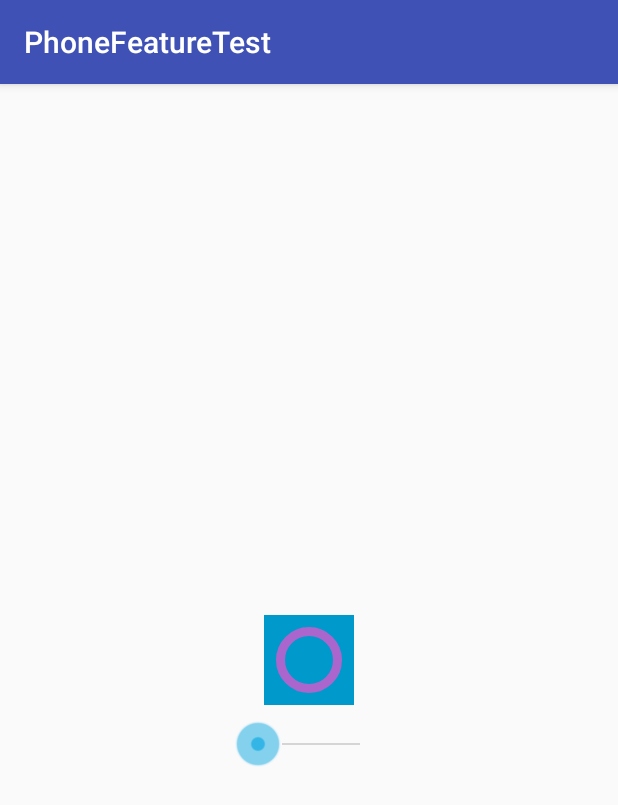
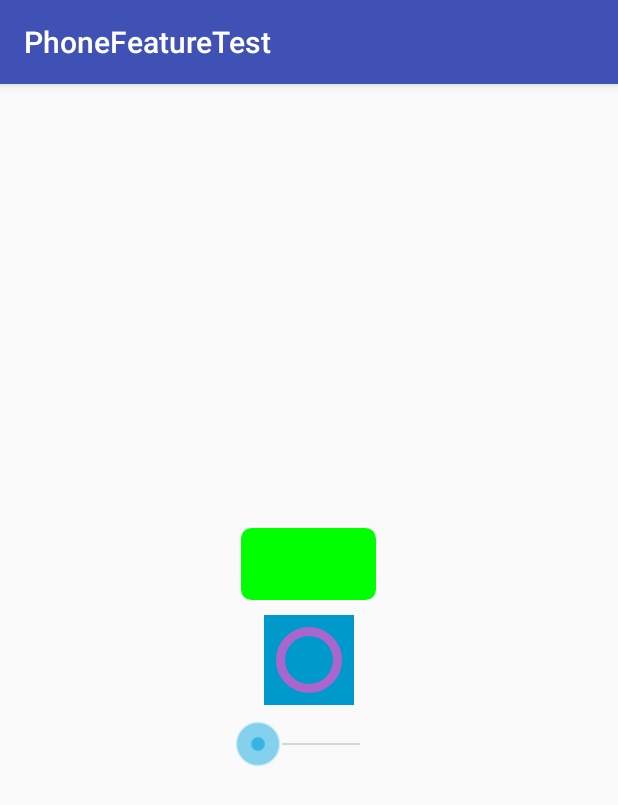
Before and after one commit to SummerRock/PhoneFeatureTest, an Android app: the ProgressBarTestActivity screen opened directly, with no data from a screen before it, on a phone screen of 412 x 824 dp. Shown: the top 805 px of the screen. Run offline under Robolectric (Android 15) with nearby library versions, the phone set to English and light mode, and no system bars.

Commit message:
add code

```diff
--- a/app/src/main/java/com/example/yanxia/phonefeaturetest/testactivity/ProgressBarTestActivity.java
+++ b/app/src/main/java/com/example/yanxia/phonefeaturetest/testactivity/ProgressBarTestActivity.java
@@ -6,6 +6,7 @@ import android.widget.SeekBar;
 
 import com.example.yanxia.phonefeaturetest.R;
 import com.example.yanxia.phonefeaturetest.widget.CircleProgressBar;
+import com.example.yanxia.phonefeaturetest.widget.ProgressButton;
 
 /**
  * @author yanxia-Mac
@@ -18,12 +19,14 @@ public class ProgressBarTestActivity extends AppCompatActivity {
         setContentView(R.layout.activity_progress_bar_test);
 
         final CircleProgressBar circleProgressBar = findViewById(R.id.custom_progress_bar);
+        final ProgressButton progressButton = findViewById(R.id.custom_progress_button);
 
         SeekBar seekBar = findViewById(R.id.test_seek_bar);
         seekBar.setOnSeekBarChangeListener(new SeekBar.OnSeekBarChangeListener() {
             @Override
             public void onProgressChanged(SeekBar seekBar, int i, boolean b) {
                 circleProgressBar.setProgress(i);
+                progressButton.setProgress(i);
             }
 
             @Override
--- /dev/null
+++ b/app/src/main/java/com/example/yanxia/phonefeaturetest/widget/ProgressButton.java
@@ -0,0 +1,216 @@
+package com.example.yanxia.phonefeaturetest.widget;
+
+import android.content.Context;
+import android.content.res.TypedArray;
+import android.graphics.Bitmap;
+import android.graphics.BitmapShader;
+import android.graphics.Canvas;
+import android.graphics.Color;
+import android.graphics.Paint;
+import android.graphics.PorterDuff;
+import android.graphics.Rect;
+import android.graphics.RectF;
+import android.graphics.Shader;
+import android.graphics.drawable.GradientDrawable;
+import android.support.v4.content.ContextCompat;
+import android.support.v7.widget.AppCompatButton;
+import android.util.AttributeSet;
+
+import com.example.yanxia.phonefeaturetest.R;
+
+import java.util.Locale;
+
+/**
+ * 下载进度
+ */
+
+public class ProgressButton extends AppCompatButton {
+
+    private float mProgress; //当前进度
+    @SuppressWarnings("FieldCanBeLocal")
+    private static float MAX_PROGRESS = 100f; //最大进度：默认为100
+    @SuppressWarnings("FieldCanBeLocal")
+    private static float MIN_PROGRESS = 0f;//最小进度：默认为0
+    private boolean isShowProgress;  //是否展示进度
+    private boolean isFinish = true; //状态是否结束
+    private float cornerRadius;
+
+    private String progressText; //进度提示文本
+    private int textColor; //进度提示文本颜色
+    private float textSize; //文本大小
+    private Paint textPaint;
+    private Rect textRect;
+
+    private Paint pgPaint;
+    private Bitmap pgBitmap; //进度条 bitmap
+    private Canvas pgCanvas;
+    private int progressColor;
+    private int borderWidth;
+    private RectF bgRectF;
+    private BitmapShader bitmapShader;
+
+    private Paint backgroundPaint;
+
+    public ProgressButton(Context context) {
+        this(context, null);
+    }
+
+    public ProgressButton(Context context, AttributeSet attrs) {
+        this(context, attrs, 0);
+    }
+
+    public ProgressButton(Context context, AttributeSet attrs, int defStyleAttr) {
+        super(context, attrs, defStyleAttr);
+        init(context, attrs);
+    }
+
+    private void init(Context context, AttributeSet attributeSet) {
+
+        GradientDrawable gradientDrawable = new GradientDrawable();
+        gradientDrawable.setShape(GradientDrawable.RECTANGLE);
+
+        textPaint = new Paint(Paint.ANTI_ALIAS_FLAG);
+        textRect = new Rect();
+
+        pgPaint = new Paint(Paint.ANTI_ALIAS_FLAG);
+        pgPaint.setStyle(Paint.Style.FILL);
+
+        float density = context.getResources().getDisplayMetrics().density;
+
+        TypedArray attr = context.obtainStyledAttributes(attributeSet, R.styleable.ProgressButton);
+
+        try {
+            cornerRadius = attr.getDimension(R.styleable.ProgressButton_buttonCornerRadius, density * 4);
+
+            int defTextColor = ContextCompat.getColor(context, R.color.colorPrimary);
+            textColor = attr.getColor(R.styleable.ProgressButton_finishColor, defTextColor);
+
+            textSize = attr.getDimension(R.styleable.ProgressButton_progressTextSize, density * 10);
+
+            isShowProgress = attr.getBoolean(R.styleable.ProgressButton_showProgressNum, true);
+
+            int defaultProgressColor = getResources().getColor(R.color.colorPrimary);
+            progressColor = attr.getColor(R.styleable.ProgressButton_progressColor, defaultProgressColor);
+
+            borderWidth = (int) attr.getDimension(R.styleable.ProgressButton_backgroundBorderWidth, density * 3);
+
+        } finally {
+            attr.recycle();
+        }
+        isFinish = true;
+
+        backgroundPaint = new Paint(Paint.ANTI_ALIAS_FLAG);
+        backgroundPaint.setColor(Color.GREEN);
+    }
+
+    @Override
+    protected void onDraw(Canvas canvas) {
+        canvas.drawRoundRect(getBgRectF(), cornerRadius, cornerRadius, backgroundPaint);
+        if (mProgress >= MIN_PROGRESS && mProgress <= MAX_PROGRESS && !isFinish) {
+            drawProgress(canvas);
+            if (isShowProgress) {
+                drawProgressText(canvas);
+                drawColorProgressText(canvas);
+            }
+            if (mProgress >= MAX_PROGRESS) {
+                isFinish = true;
+            }
+        }
+        super.onDraw(canvas);
+    }
+
+    /**
+     * 进度
+     */
+    private void drawProgress(Canvas canvas) {
+        float right = (mProgress / MAX_PROGRESS) * getMeasuredWidth();
+        Bitmap bitmap = getPgBitmap();
+        pgCanvas.drawColor(Color.TRANSPARENT, PorterDuff.Mode.CLEAR);
+        pgCanvas.save();
+        pgCanvas.clipRect(0, 0, right, getMeasuredHeight());
+        pgCanvas.drawColor(progressColor);
+        pgCanvas.restore();
+        //控制显示区域
+        BitmapShader bitmapShader = getBitmapShader(bitmap);
+        pgPaint.setColor(progressColor);
+        pgPaint.setShader(bitmapShader);
+        if (cornerRadius > getMeasuredHeight() / 2) {
+            canvas.drawRoundRect(getBgRectF(), getMeasuredHeight() / 2, getMeasuredHeight() / 2, pgPaint);
+        } else {
+            canvas.drawRoundRect(getBgRectF(), cornerRadius, cornerRadius, pgPaint);
+        }
+    }
+
+    private Bitmap getPgBitmap() {
+        if (pgBitmap == null) {
+            pgBitmap = Bitmap.createBitmap(getMeasuredWidth() - borderWidth, getMeasuredHeight() - borderWidth, Bitmap.Config.ARGB_8888);
+            pgCanvas = new Canvas(pgBitmap);
+        }
+        return pgBitmap;
+    }
+
+    private RectF getBgRectF() {
+        if (bgRectF == null) {
+            bgRectF = new RectF(0, 0, getMeasuredWidth(), getMeasuredHeight());
+        }
+        return bgRectF;
+    }
+
+    private BitmapShader getBitmapShader(Bitmap bitmap) {
+        if (bitmapShader == null) {
+            bitmapShader = new BitmapShader(bitmap, Shader.TileMode.CLAMP, Shader.TileMode.CLAMP);
+        }
+        return bitmapShader;
+    }
+
+    /**
+     * 进度提示文本
+     *
+     * @param canvas
+     */
+    private void drawProgressText(Canvas canvas) {
+        textPaint.setColor(textColor);
+        textPaint.setTextSize(textSize);
+        progressText = getProgress();
+        textPaint.getTextBounds(progressText, 0, progressText.length(), textRect);
+        int tWidth = textRect.width();
+        int tHeight = textRect.height();
+        float xCoordinate = (getMeasuredWidth() - tWidth) / 2;
+        float yCoordinate = (getMeasuredHeight() + tHeight) / 2;
+        canvas.drawText(progressText, xCoordinate, yCoordinate, textPaint);
+    }
+
+    private void drawColorProgressText(Canvas canvas) {
+        textPaint.setColor(Color.WHITE);
+        textPaint.setTextSize(textSize);
+        int tWidth = textRect.width();
+        int tHeight = textRect.height();
+        float xCoordinate = (getMeasuredWidth() - tWidth) / 2;
+        float yCoordinate = (getMeasuredHeight() + tHeight) / 2;
+        float progressWidth = (mProgress / MAX_PROGRESS) * getMeasuredWidth();
+        if (progressWidth > xCoordinate) {
+            canvas.save();
+            float right = Math.min(progressWidth, xCoordinate + tWidth * 1.15f);
+            canvas.clipRect(xCoordinate, 0, right, getMeasuredHeight());
+            canvas.drawText(progressText, xCoordinate, yCoordinate, textPaint);
+            canvas.restore();
+        }
+    }
+
+    private String getProgress() {
+        return String.format(Locale.getDefault(), "%3.0f %%", mProgress);
+    }
+
+    public void setProgress(float progress) {
+        isFinish = false;
+        setText("");
+        mProgress = progress;
+        invalidate();
+    }
+
+    public void initState() {
+        isFinish = true;
+        mProgress = MIN_PROGRESS;
+        invalidate();
+    }
+}
--- a/app/src/main/res/layout/activity_progress_bar_test.xml
+++ b/app/src/main/res/layout/activity_progress_bar_test.xml
@@ -5,6 +5,20 @@
     android:layout_width="match_parent"
     android:layout_height="match_parent"
     tools:context=".testactivity.ProgressBarTestActivity">
+
+    <com.example.yanxia.phonefeaturetest.widget.ProgressButton
+        android:id="@+id/custom_progress_button"
+        android:layout_width="90dp"
+        android:layout_height="48dp"
+        android:layout_above="@+id/custom_progress_bar"
+        android:layout_centerHorizontal="true"
+        android:layout_marginBottom="10dp"
+        app:backgroundBorderWidth="6dp"
+        app:buttonCornerRadius="7dp"
+        app:progressColor="@android:color/holo_red_light"
+        app:progressTextSize="12sp"
+        app:showProgressNum="true"
+        app:textColor="@android:color/white" />
 
     <com.example.yanxia.phonefeaturetest.widget.CircleProgressBar
         android:id="@+id/custom_progress_bar"
```
Also changed, not shown: app/src/main/res/values/attrs.xml (+14 -0 lines).
